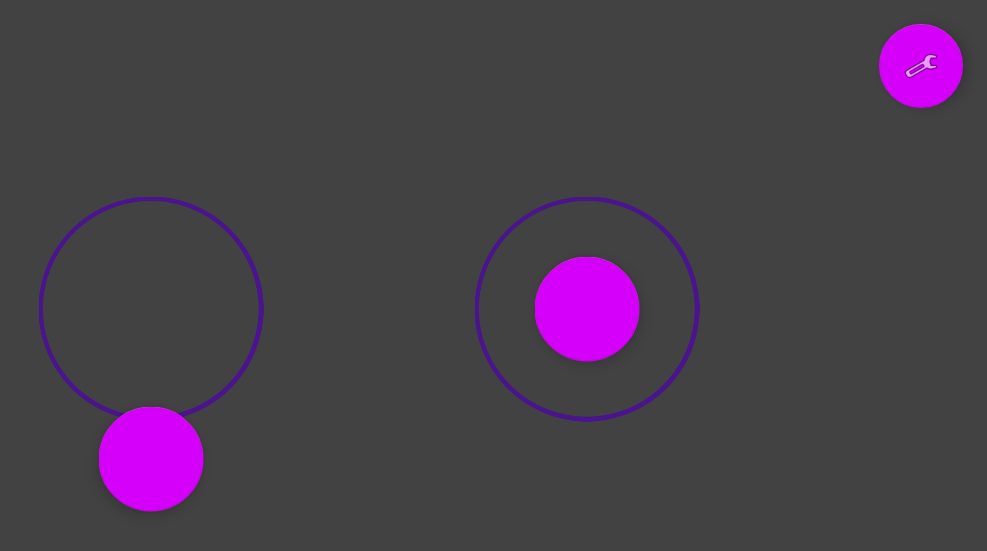
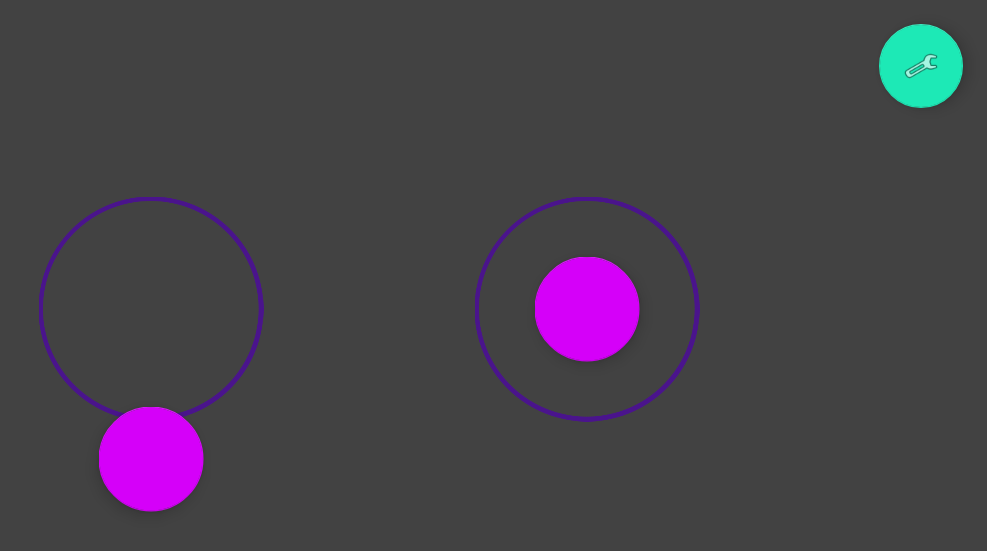
Before and after one commit to UniA19/Controller, an Android app: the screen it shows after launch (MainActivity), on a phone screen of 824 x 412 dp (held sideways). Shown: the top 551 px of the screen, without its empty margins (249-1236 px from the left). Run offline under Robolectric (Android 15) with nearby library versions, the phone set to English and light mode, and no system bars.

Commit message:
and now your eyes do bleeding

```diff
--- a/app/src/main/res/values/colors.xml
+++ b/app/src/main/res/values/colors.xml
@@ -3,6 +3,6 @@
     <color name="colorPrimary">#6A1B9A</color>
     <color name="colorPrimaryDark">#470088</color>
     <color name="colorPrimaryLigth">#D500F9</color>
-    <color name="colorAccent">#D500F9</color>
+    <color name="colorAccent">#1de9b6</color>
     <color name="colorDarkKnigth">#424242</color>
 </resources>
```
